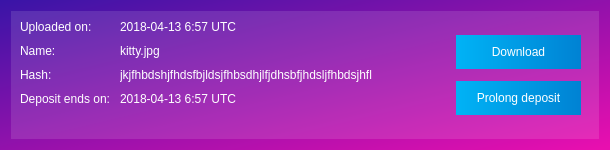
First picture: the form in memority/gui/ui/file_list_item.ui, repository Memority/memority, before the edit.
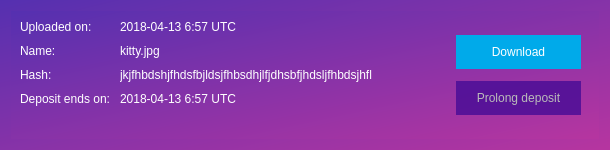
Second picture: the form after the edit. Icons and pictures are not drawn.

```diff
--- a/memority/gui/ui/file_list_item.ui
+++ b/memority/gui/ui/file_list_item.ui
@@ -31,7 +31,7 @@
   </property>
   <property name="styleSheet">
    <string notr="true">QWidget{
-background: qlineargradient(spread:pad, x1:0, y1:0, x2:0.9801, y2:1, stop:0 rgba(57, 20, 167, 255), stop:0.995025 rgba(232, 15, 175, 255));
+background: qlineargradient(spread:pad, x1:0, y1:0, x2:0.9801, y2:1, stop:0 rgb(85, 48, 176), stop:0.995025 rgb(181, 53, 160));
 color: #fff;
 }</string>
   </property>
@@ -39,8 +39,7 @@
    <item>
     <widget class="QScrollArea" name="scrollArea">
      <property name="styleSheet">
-      <string notr="true">background: rgba(255,255,255,30);
-border: none;</string>
+      <string notr="true">border: none;</string>
      </property>
      <property name="widgetResizable">
       <bool>true</bool>
@@ -146,7 +145,7 @@
           <item>
            <widget class="QPushButton" name="download_btn">
             <property name="styleSheet">
-             <string notr="true">background: qlineargradient(spread:pad, x1:0, y1:0, x2:1, y2:0, stop:0 rgba(0, 179, 246, 255), stop:1 rgba(0, 130, 211, 255));
+             <string notr="true">background: rgb(0, 170, 234);
 border: none;
 padding: 10px 20px;
 color: #fff;</string>
@@ -158,11 +157,24 @@
           </item>
           <item>
            <widget class="QPushButton" name="prolong_deposit_btn">
+            <property name="enabled">
+             <bool>false</bool>
+            </property>
+            <property name="toolTip">
+             <string>This feature is under development.</string>
+            </property>
             <property name="styleSheet">
-             <string notr="true">background: qlineargradient(spread:pad, x1:0, y1:0, x2:1, y2:0, stop:0 rgba(0, 179, 246, 255), stop:1 rgba(0, 130, 211, 255));
+             <string notr="true">QPushButton{
+background: rgb(0, 170, 234);
 border: none;
 padding: 10px 20px;
-color: #fff;</string>
+}
+QPushButton:disabled{
+background-color: rgba(67, 10, 149, 200);
+border: none;
+padding: 10px 20px;
+color: #bababa;
+}</string>
             </property>
             <property name="text">
              <string>Prolong deposit</string>
```
